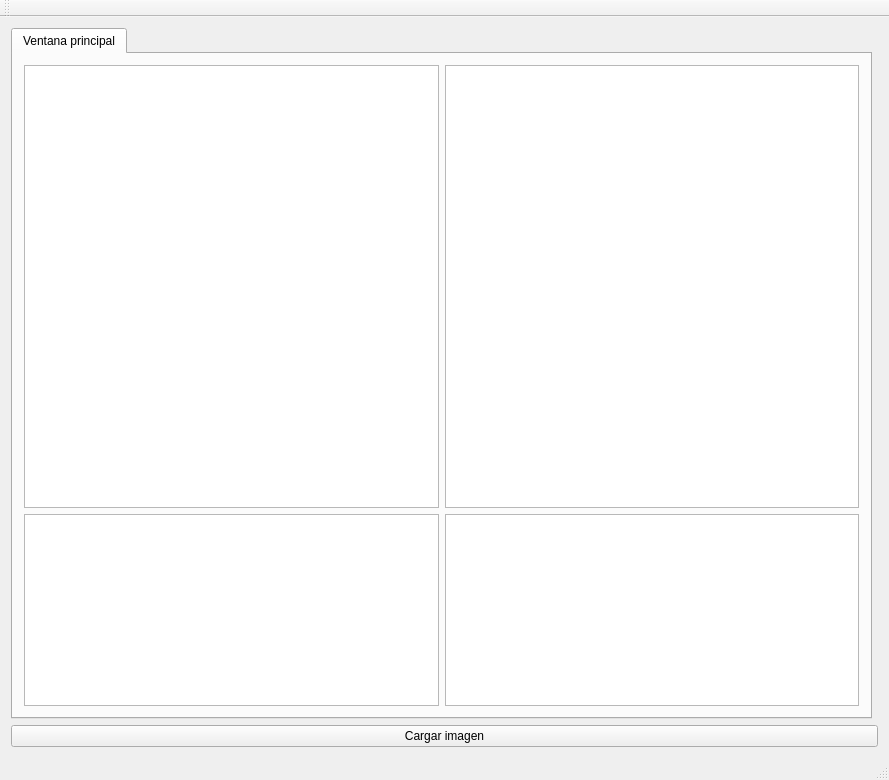
Above: etapa1/mainwindow.ui from Burinson/Circle-detection before the change. Below: the same form after it.
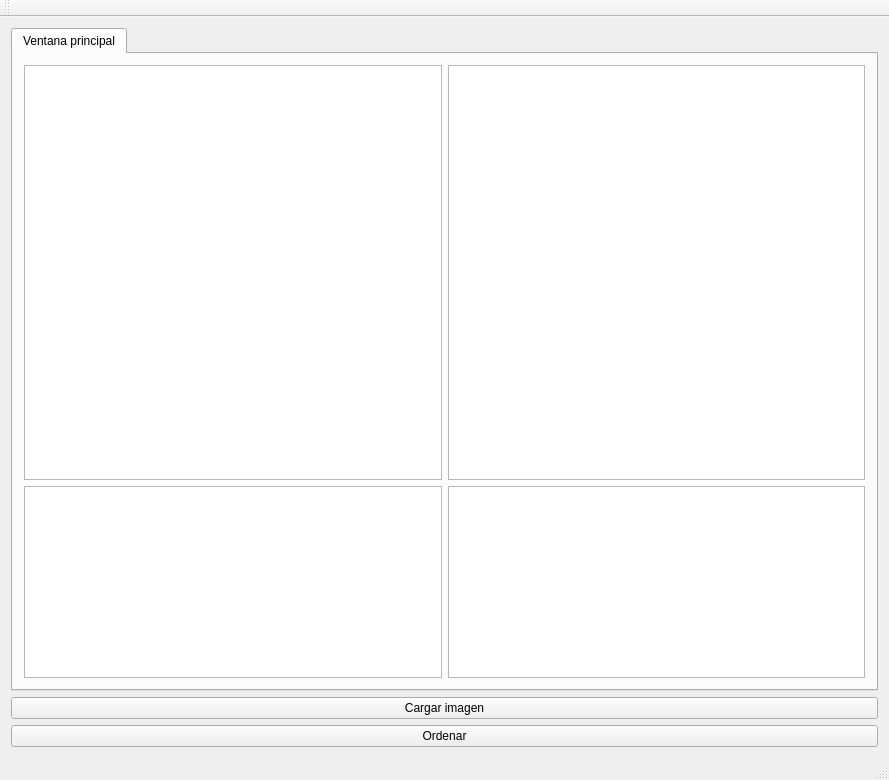
That is the form after the change.

```diff
--- a/etapa1/mainwindow.ui
+++ b/etapa1/mainwindow.ui
@@ -15,13 +15,6 @@
   </property>
   <widget class="QWidget" name="centralWidget">
    <layout class="QGridLayout" name="gridLayout">
-    <item row="2" column="0" colspan="2">
-     <widget class="QPushButton" name="openFile">
-      <property name="text">
-       <string>Cargar imagen</string>
-      </property>
-     </widget>
-    </item>
     <item row="1" column="0">
      <widget class="QTabWidget" name="tabWidget">
       <property name="currentIndex">
@@ -48,6 +41,20 @@
       </widget>
      </widget>
     </item>
+    <item row="2" column="0">
+     <widget class="QPushButton" name="openFile">
+      <property name="text">
+       <string>Cargar imagen</string>
+      </property>
+     </widget>
+    </item>
+    <item row="3" column="0">
+     <widget class="QPushButton" name="order">
+      <property name="text">
+       <string>Ordenar</string>
+      </property>
+     </widget>
+    </item>
    </layout>
   </widget>
   <widget class="QMenuBar" name="menuBar">
```
